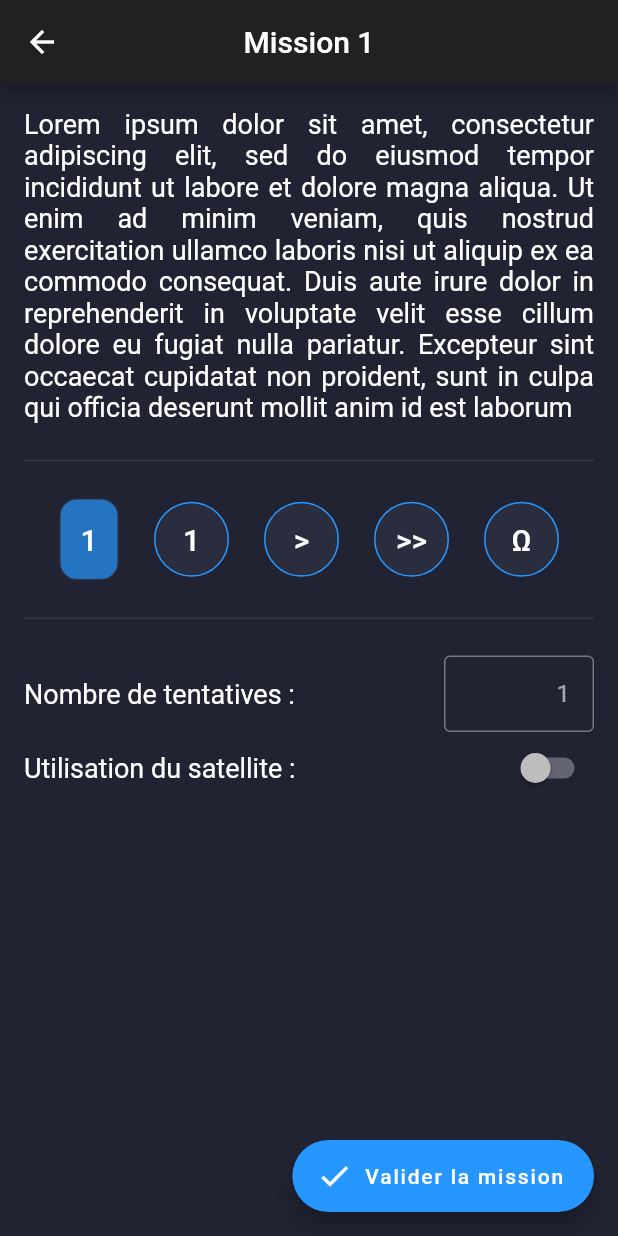
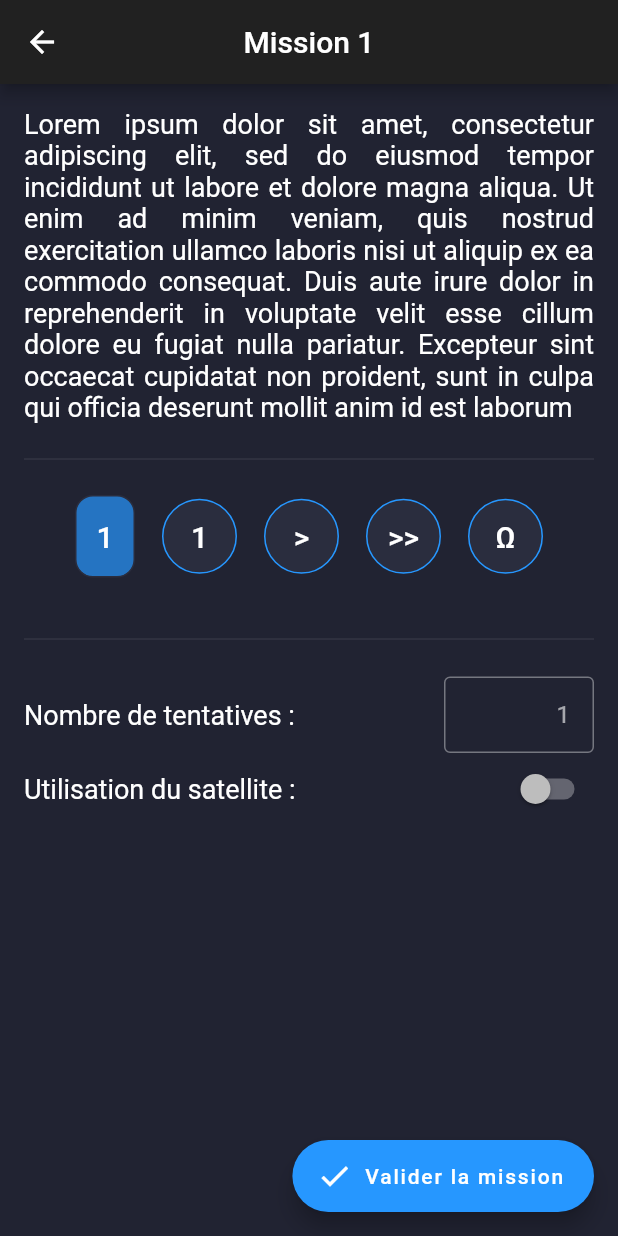
Before and after one commit to JoshuaArus/the_crew_companion, a Flutter app: the PlayGame screen opened directly with empty values, on a phone screen of 412 x 824 dp. Run offline on Flutter 3.47's test engine with Material 2 defaults, Android fonts, the phone set to English and light mode, and no system bars; our stand-ins replace shared_preferences; missing offline and left inert: confirm_dialog; accounts and stored records are empty.

Commit message:
Refacto visuel

```diff
--- a/lib/views/components/playGameComponents.dart
+++ b/lib/views/components/playGameComponents.dart
@@ -22,9 +22,8 @@ class MissionDescription extends StatelessWidget {
           mission.description,
           textAlign: TextAlign.justify,
         ),
-        Divider(
-          height: 50,
-        ),
+        Padding(padding: EdgeInsets.only(bottom: defaultPadding)),
+        Divider(),
         MissionAims(currentMission: mission)
       ],
     );
@@ -41,12 +40,15 @@ class MissionAims extends StatelessWidget {
 
   @override
   Widget build(BuildContext context) {
-    return Row(
+    return Container(
+      padding: EdgeInsets.all(defaultPadding),
+      child: Row(
         crossAxisAlignment: CrossAxisAlignment.center,
         mainAxisAlignment: MainAxisAlignment.spaceEvenly,
         children: [
           AimButton(text: currentMission.aimCount > 0 ? currentMission.aimCount.toString() : "-")
         ]..addAll(currentMission.aimOptions.map((ao) => GoalButton(text: ao.displayValue)).toList()),
+      )
     );
   }
 }
```
Also changed, not shown: lib/views/components/missionExpansionPanelList.dart (+32 -21 lines). Lines whose indentation alone changed are shown as unchanged.
